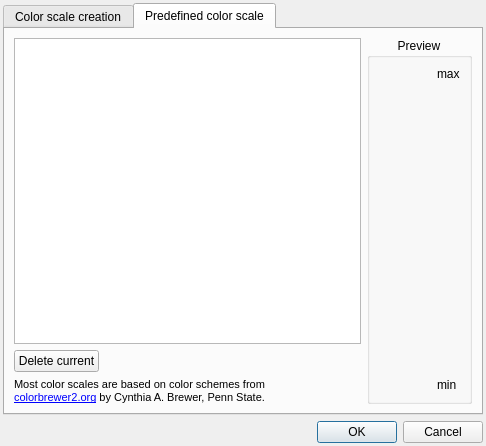
Qt form library/tulip-gui/designer/ColorScaleConfigDialog.ui (Tulip-Dev/tulip) before a commit.
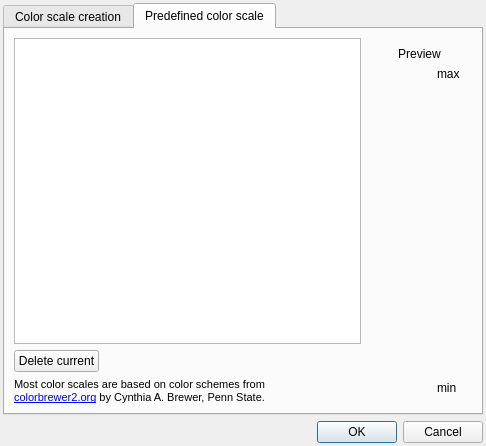
The same form after that commit. The open tabs and pages were chosen to show the change. Icons and pictures are not drawn.

Commit message: Begin replacement of QGroupBox because we are unable to change its background color (needed in dark mode) on macos + fix GraphPerpectiveMainWindow style sheet

```diff
--- a/library/tulip-gui/designer/ColorScaleConfigDialog.ui
+++ b/library/tulip-gui/designer/ColorScaleConfigDialog.ui
@@ -406,7 +406,7 @@
         </layout>
        </item>
        <item>
-        <widget class="QGroupBox" name="groupBox">
+        <widget class="QFrame" name="frame_1">
          <property name="minimumSize">
           <size>
            <width>105</width>
@@ -419,13 +419,17 @@
            <height>16777215</height>
           </size>
          </property>
-         <property name="title">
-          <string>Preview</string>
-         </property>
-         <property name="alignment">
-          <set>Qt::AlignHCenter</set>
-         </property>
          <layout class="QVBoxLayout" name="verticalLayout_8">
+          <item>
+           <widget class="QLabel" name="label_8">
+            <property name="text">
+             <string>Preview</string>
+            </property>
+            <property name="alignment">
+             <set>Qt::AlignCenter</set>
+            </property>
+           </widget>
+          </item>
           <item>
            <layout class="QHBoxLayout" name="horizontalLayout_3">
             <item>
```
Left out of the diff: 20 changed lines with no effect on the pictures. The commit also changes 10 other files.
